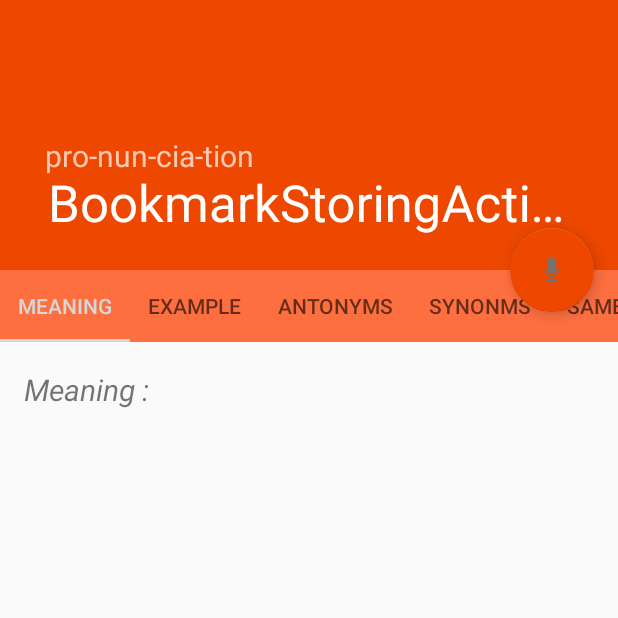
After one commit to GameFever20/Dictionary, an Android app: the BookmarkStoringActivity screen opened directly, with no data from a screen before it, on a phone screen of 412 x 824 dp, the top half of it. The commit adds this screen. Run offline under Robolectric (Android 15) with nearby library versions, the phone set to English and light mode, and no system bars.

Commit message:
new code

```diff
--- a/app/src/main/AndroidManifest.xml
+++ b/app/src/main/AndroidManifest.xml
@@ -37,6 +37,10 @@
         <activity
             android:name=".ScrollingDictionaryDetailActivity"
             android:label="@string/title_activity_scrolling_dictionary_detail"
+            android:theme="@style/AppTheme.NoActionBar" />
+        <activity
+            android:name=".BookmarkStoringActivity"
+            android:label="@string/title_activity_bookmark_storing"
             android:theme="@style/AppTheme.NoActionBar"></activity>
     </application>
 
--- /dev/null
+++ b/app/src/main/java/com/example/aisha/newmaterialsearchview/BookmarkStoringActivity.java
@@ -0,0 +1,142 @@
+package com.example.aisha.newmaterialsearchview;
+
+import android.os.Bundle;
+import android.speech.tts.TextToSpeech;
+import android.support.design.widget.FloatingActionButton;
+import android.support.design.widget.Snackbar;
+import android.support.design.widget.TabLayout;
+import android.support.v4.app.Fragment;
+import android.support.v4.app.FragmentManager;
+import android.support.v4.app.FragmentPagerAdapter;
+import android.support.v4.view.ViewPager;
+import android.support.v7.app.AppCompatActivity;
+import android.support.v7.widget.SearchView;
+import android.support.v7.widget.Toolbar;
+import android.util.Log;
+import android.view.View;
+import android.widget.ImageView;
+import android.widget.TextView;
+
+import java.util.Locale;
+
+public class BookmarkStoringActivity extends AppCompatActivity {
+
+    private BookmarkStoringActivity.SectionsPagerAdapter mSectionsPagerAdapter;
+    private ViewPager mViewPager;
+    ImageView fav_imageview;
+    SearchView search_view_srcolling;
+
+    private String pronunciation;
+    TextToSpeech textToSpeech;
+    TextView pronunciationTextView;
+
+
+    //all tabs java class
+    TabbedMeaningBookmark tabbedMeaningBookmark;
+    TabbedExampleBookmark tabbedExampleBookmark;
+    TabbedAntonymBookmark tabbedAntonymBookmark;
+    TabbedSnonymBookmark tabbedSnonymBookmark;
+    TabbedSameContextBookmark tabbedSameContextBookmark;
+    @Override
+    protected void onCreate(Bundle savedInstanceState) {
+        super.onCreate(savedInstanceState);
+        setContentView(R.layout.activity_bookmark_storing);
+        Toolbar toolbar = (Toolbar) findViewById(R.id.toolbar);
+        setSupportActionBar(toolbar);
+        mSectionsPagerAdapter = new BookmarkStoringActivity.SectionsPagerAdapter(getSupportFragmentManager());
+
+
+        // Set up the ViewPager with the sections adapter.
+        mViewPager = (ViewPager) findViewById(R.id.container);
+        mViewPager.setAdapter(mSectionsPagerAdapter);
+        TabLayout tabLayout = (TabLayout) findViewById(R.id.tabs);
+        tabLayout.setupWithViewPager(mViewPager);
+
+        pronunciationTextView = (TextView) findViewById(R.id.pronunciationTextView);
+
+        textToSpeech = new TextToSpeech(this, new TextToSpeech.OnInitListener() {
+            @Override
+            public void onInit(int i) {
+                textToSpeech.setLanguage(Locale.UK);
+
+            }
+
+        });
+
+
+
+
+        FloatingActionButton fab = (FloatingActionButton) findViewById(R.id.fab);
+        fab.setOnClickListener(new View.OnClickListener() {
+            @Override
+            public void onClick(View view) {
+                Snackbar.make(view, "Replace with your own action", Snackbar.LENGTH_LONG)
+                        .setAction("Action", null).show();
+            }
+        });
+    }
+    public void textToSpeechcall(String word) {
+
+
+        textToSpeech.speak(word,TextToSpeech.QUEUE_FLUSH,null);
+
+        Log.d("speak",word);
+    }
+
+    public class SectionsPagerAdapter extends FragmentPagerAdapter {
+
+        public SectionsPagerAdapter(FragmentManager fm) {
+            super(fm);
+        }
+
+        @Override
+        public Fragment getItem(int position) {
+            // getItem is called to instantiate the fragment for the given page.
+            // Return a PlaceholderFragment (defined as a static inner class below).
+            switch (position) {
+                case 0:
+                    tabbedMeaningBookmark = new TabbedMeaningBookmark();
+                    return tabbedMeaningBookmark;
+                case 1:
+                    tabbedExampleBookmark = new TabbedExampleBookmark();
+                    return tabbedExampleBookmark;
+                case 2:
+                    tabbedAntonymBookmark = new TabbedAntonymBookmark();
+                    return tabbedAntonymBookmark;
+                case 3:
+                    tabbedSnonymBookmark = new TabbedSnonymBookmark();
+                    return tabbedSnonymBookmark;
+                case 4:
+                    tabbedSameContextBookmark = new TabbedSameContextBookmark();
+                    return tabbedSameContextBookmark;
+                default:
+                    return null;
+            }
+        }
+
+        @Override
+        public int getCount() {
+            // Show 5 total pages.
+            return 5;
+        }
+
+        @Override
+        public CharSequence getPageTitle(int position) {
+            switch (position) {
+                case 0:
+                    return "Meaning";
+                case 1:
+                    return "Example";
+                case 2:
+                    return "Antonyms";
+                case 3:
+                    return "Synonms";
+                case 4:
+                    return "Same-Context";
+
+            }
+            return null;
+        }
+    }
+
+}
--- a/app/src/main/java/com/example/aisha/newmaterialsearchview/MainActivity.java
+++ b/app/src/main/java/com/example/aisha/newmaterialsearchview/MainActivity.java
@@ -216,7 +216,7 @@ public class MainActivity extends AppCompatActivity {
         }
         if (id == R.id.search_menu) {
             searchView.openSearch();
-            searchViewHandlesMethod();
+           // searchViewHandlesMethod();
             searchTextHandleMethod();
         }
 
--- /dev/null
+++ b/app/src/main/java/com/example/aisha/newmaterialsearchview/TabbedExampleBookmark.java
@@ -0,0 +1,29 @@
+package com.example.aisha.newmaterialsearchview;
+
+import android.os.Bundle;
+import android.support.annotation.Nullable;
+import android.support.v4.app.Fragment;
+import android.view.LayoutInflater;
+import android.view.View;
+import android.view.ViewGroup;
+
+/**
+ * Created by Aisha on 4/10/2017.
+ */
+
+public class TabbedExampleBookmark extends Fragment {
+
+    @Nullable
+    @Override
+    public View onCreateView(LayoutInflater inflater, @Nullable ViewGroup container, @Nullable Bundle savedInstanceState) {
+
+        View rootView = inflater.inflate(R.layout.tabbed_example_bookmark, container, false);
+        View tempView=rootView;
+
+
+//        Log.d("tabbed word Antonym", wordAntonym.get(0));
+
+
+        return tempView;
+    }
+}
--- /dev/null
+++ b/app/src/main/java/com/example/aisha/newmaterialsearchview/TabbedMeaningBookmark.java
@@ -0,0 +1,29 @@
+package com.example.aisha.newmaterialsearchview;
+
+import android.os.Bundle;
+import android.support.annotation.Nullable;
+import android.support.v4.app.Fragment;
+import android.view.LayoutInflater;
+import android.view.View;
+import android.view.ViewGroup;
+
+/**
+ * Created by Aisha on 4/10/2017.
+ */
+
+public class TabbedMeaningBookmark extends Fragment {
+
+    @Nullable
+    @Override
+    public View onCreateView(LayoutInflater inflater, @Nullable ViewGroup container, @Nullable Bundle savedInstanceState) {
+
+        View rootView = inflater.inflate(R.layout.tabbed_meaning_bookmark, container, false);
+        View tempView=rootView;
+
+
+//        Log.d("tabbed word Antonym", wordAntonym.get(0));
+
+
+        return tempView;
+    }
+}
--- /dev/null
+++ b/app/src/main/res/layout/activity_bookmark_storing.xml
@@ -0,0 +1,77 @@
+<?xml version="1.0" encoding="utf-8"?>
+<android.support.design.widget.CoordinatorLayout xmlns:android="http://schemas.android.com/apk/res/android"
+    xmlns:app="http://schemas.android.com/apk/res-auto"
+    xmlns:tools="http://schemas.android.com/tools"
+    android:layout_width="match_parent"
+    android:layout_height="match_parent"
+    android:fitsSystemWindows="true"
+    tools:context="com.example.aisha.newmaterialsearchview.BookmarkStoringActivity">
+
+    <android.support.design.widget.TabLayout
+        android:id="@+id/tabs"
+        android:layout_width="match_parent"
+        android:layout_height="wrap_content"
+        android:background="#c3ff4507"
+        app:tabGravity="fill"
+        app:layout_anchor="@+id/app_bar"
+        android:layout_gravity="bottom"
+        app:layout_anchorGravity="bottom"
+        app:tabIndicatorColor="@color/white"
+        app:tabMode="scrollable"
+        app:tabSelectedTextColor="@color/white_ish"
+        />
+
+    <android.support.v4.view.ViewPager
+        android:id="@+id/container"
+        android:layout_width="match_parent"
+        android:layout_height="534dp"
+        app:layout_behavior="@string/appbar_scrolling_view_behavior"
+        />
+
+    <android.support.design.widget.AppBarLayout
+        android:id="@+id/app_bar"
+        android:layout_width="match_parent"
+        android:layout_height="@dimen/app_bar_height"
+        android:fitsSystemWindows="true"
+        android:theme="@style/AppTheme.AppBarOverlay">
+
+        <android.support.design.widget.CollapsingToolbarLayout
+            android:id="@+id/toolbar_layout"
+            android:layout_width="match_parent"
+            android:layout_height="match_parent"
+            android:fitsSystemWindows="true"
+            app:contentScrim="?attr/colorPrimary"
+            app:layout_scrollFlags="scroll|exitUntilCollapsed">
+
+            <TextView
+                android:layout_width="wrap_content"
+                android:layout_height="wrap_content"
+                android:text="pro-nun-cia-tion"
+                android:id="@+id/pronunciationTextView"
+                android:textSize="20sp"
+                android:layout_marginTop="90dp"
+                android:layout_marginStart="30dp"/>
+
+
+            <android.support.v7.widget.Toolbar
+                android:id="@+id/toolbar"
+                android:layout_width="match_parent"
+                android:layout_height="?attr/actionBarSize"
+                app:layout_collapseMode="pin"
+                app:popupTheme="@style/AppTheme.PopupOverlay" />
+
+        </android.support.design.widget.CollapsingToolbarLayout>
+    </android.support.design.widget.AppBarLayout>
+
+
+    <android.support.design.widget.FloatingActionButton
+        android:id="@+id/fab"
+        android:layout_width="70dp"
+        android:layout_height="wrap_content"
+        android:layout_margin="@dimen/fab_margin"
+        app:layout_anchor="@+id/app_bar"
+        app:srcCompat="@android:drawable/ic_btn_speak_now"
+        app:layout_anchorGravity="bottom|right|end"
+        />
+
+</android.support.design.widget.CoordinatorLayout>
--- /dev/null
+++ b/app/src/main/res/layout/tabbed_meaning_bookmark.xml
@@ -0,0 +1,24 @@
+<?xml version="1.0" encoding="utf-8"?>
+<android.support.v4.widget.NestedScrollView xmlns:android="http://schemas.android.com/apk/res/android"
+    xmlns:app="http://schemas.android.com/apk/res-auto"
+    xmlns:tools="http://schemas.android.com/tools"
+    android:layout_width="match_parent"
+    android:layout_height="match_parent"
+    android:paddingBottom="@dimen/activity_vertical_margin"
+    android:paddingLeft="@dimen/activity_horizontal_margin"
+    android:paddingRight="@dimen/activity_horizontal_margin"
+    android:paddingTop="@dimen/activity_vertical_margin"
+    app:layout_behavior="@string/appbar_scrolling_view_behavior"
+    tools:context="com.example.aisha.newmaterialsearchview.BookmarkStoringActivity"
+    tools:showIn="@layout/activity_bookmark_storing">
+
+    <TextView
+        android:id="@+id/word_example_detail_tv"
+        android:layout_width="wrap_content"
+        android:layout_height="wrap_content"
+        android:layout_marginTop="50dp"
+        android:text="Meaning : \n"
+        android:textSize="20dp"
+        android:textStyle="italic"
+        android:typeface="sans" />
+</android.support.v4.widget.NestedScrollView>
--- a/app/src/main/res/values/strings.xml
+++ b/app/src/main/res/values/strings.xml
@@ -97,4 +97,5 @@
     <string name="title_activity_scrolling">ScrollingActivity</string>
     <string name="title_activity_scrolling_dictionary_detail">ScrollingDictionaryDetailActivity
     </string>
+    <string name="title_activity_bookmark_storing">BookmarkStoringActivity</string>
 </resources>
```
Also changed, not shown: app/src/main/java/com/example/aisha/newmaterialsearchview/DatabaseHandlerBookmark.java (added, +137 -0 lines), app/src/main/java/com/example/aisha/newmaterialsearchview/ScrollingDictionaryDetailActivity.java (+11 -0 lines), app/src/main/java/com/example/aisha/newmaterialsearchview/TabbedAntonymBookmark.java (added, +32 -0 lines), app/src/main/java/com/example/aisha/newmaterialsearchview/TabbedSameContextBookmark.java (added, +29 -0 lines), app/src/main/java/com/example/aisha/newmaterialsearchview/TabbedSnonymBookmark.java (added, +29 -0 lines), app/src/main/res/layout/content_bookmark_storing.xml (added, +17 -0 lines), app/src/main/res/layout/tabbed_antonym_bookmark.xml (added, +24 -0 lines), app/src/main/res/layout/tabbed_example_bookmark.xml (added, +24 -0 lines), app/src/main/res/layout/tabbed_samecontext_bookmark.xml (added, +24 -0 lines), app/src/main/res/layout/tabbed_synonym_bookmark.xml (added, +24 -0 lines), app/src/main/res/menu/menu_bookmark_storing.xml (added, +10 -0 lines).
